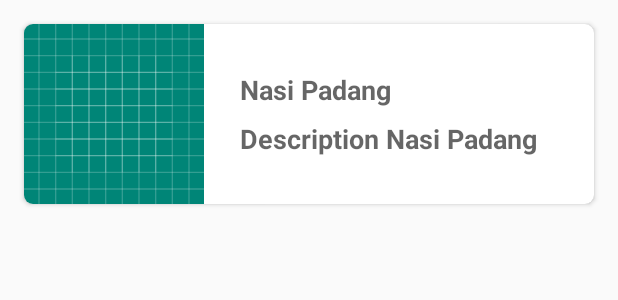
After one commit to iqbalprabu/FoodRecipes-Eudeka, an Android app: the layout item_meal.xml on its own in the app's theme, with its tools: preview values and no code run, on a phone screen of 412 x 824 dp. The commit adds this screen. Shown: the top 300 px of the screen. Run offline under Robolectric (Android 15) with nearby library versions, the phone set to English and light mode, and no system bars.

Commit message:
Create List Meal search, Adapter and layout item_meals

```diff
--- a/app/src/main/AndroidManifest.xml
+++ b/app/src/main/AndroidManifest.xml
@@ -1,6 +1,8 @@
 <?xml version="1.0" encoding="utf-8"?>
 <manifest xmlns:android="http://schemas.android.com/apk/res/android"
     package="com.osg31.resepmakanan">
+
+    <uses-permission android:name="android.permission.INTERNET"/>
 
     <application
         android:allowBackup="true"
--- a/app/src/main/java/com/osg31/resepmakanan/model/MealDetail.java
+++ b/app/src/main/java/com/osg31/resepmakanan/model/MealDetail.java
@@ -1,10 +1,12 @@
 package com.osg31.resepmakanan.model;
+
 
 import android.databinding.BindingAdapter;
 import android.widget.ImageView;
 
 import com.google.gson.annotations.SerializedName;
 import com.squareup.picasso.Picasso;
+
 
 public class MealDetail {
 
--- a/app/src/main/java/com/osg31/resepmakanan/model/Meals.java
+++ b/app/src/main/java/com/osg31/resepmakanan/model/Meals.java
@@ -1,4 +1,6 @@
 package com.osg31.resepmakanan.model;
+
+
 
 import com.google.gson.annotations.SerializedName;
 
--- a/app/src/main/res/layout/activity_list_meal.xml
+++ b/app/src/main/res/layout/activity_list_meal.xml
@@ -5,4 +5,10 @@
     android:layout_height="match_parent"
     tools:context=".view.ListMealActivity">
 
+    <android.support.v7.widget.RecyclerView
+        android:id="@+id/rv_list_menu"
+        android:layout_width="match_parent"
+        android:layout_height="match_parent"
+        tools:listitem="@layout/item_meal"></android.support.v7.widget.RecyclerView>
+
 </android.support.constraint.ConstraintLayout>
--- /dev/null
+++ b/app/src/main/res/layout/item_meal.xml
@@ -0,0 +1,51 @@
+<?xml version="1.0" encoding="utf-8"?>
+<android.support.v7.widget.CardView xmlns:android="http://schemas.android.com/apk/res/android"
+    xmlns:app="http://schemas.android.com/apk/res-auto"
+    android:layout_width="match_parent"
+    android:layout_height="120dp"
+    android:layout_margin="16dp"
+    app:cardCornerRadius="6dp">
+
+    <LinearLayout
+        android:layout_width="match_parent"
+        android:layout_height="match_parent"
+        android:orientation="horizontal">
+
+        <ImageView
+            android:id="@+id/iv_list_meal"
+            android:layout_width="120dp"
+            android:layout_height="match_parent"
+            android:scaleType="centerCrop"
+            android:src="@drawable/ic_launcher_background" />
+
+        <LinearLayout
+            android:layout_width="match_parent"
+            android:layout_height="wrap_content"
+            android:layout_gravity="center"
+            android:orientation="vertical">
+
+            <TextView
+                android:id="@+id/tv_title_meal"
+                android:layout_width="match_parent"
+                android:layout_height="wrap_content"
+                android:layout_gravity="center"
+                android:layout_marginLeft="16dp"
+                android:text="Nasi Padang"
+                android:textAppearance="@style/TextAppearance.AppCompat.Medium"
+                android:textStyle="bold" />
+
+            <TextView
+                android:id="@+id/tv_description_meal"
+                android:layout_width="match_parent"
+                android:layout_height="wrap_content"
+                android:layout_gravity="center"
+                android:layout_marginLeft="16dp"
+                android:layout_marginTop="8dp"
+                android:text="Description Nasi Padang"
+                android:textAppearance="@style/TextAppearance.AppCompat.Medium"
+                android:textStyle="bold" />
+
+        </LinearLayout>
+    </LinearLayout>
+
+</android.support.v7.widget.CardView>
```
Also changed, not shown: app/src/main/java/com/osg31/resepmakanan/adapter/AdapterListMeal.java (added, +64 -0 lines), app/src/main/java/com/osg31/resepmakanan/view/ListMealActivity.java (+49 -1 lines), app/src/main/java/com/osg31/resepmakanan/viewmodel/ListMealViewModel.java (+9 -3 lines).
